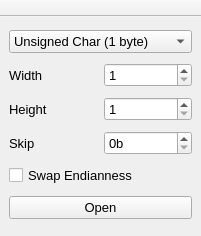
Above: UIs/nOpenRAW.ui from NeutrinoToolkit/Neutrino before the change. Below: the same form after it.
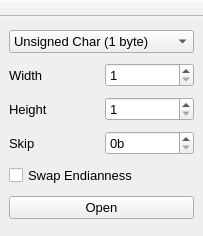
That is the form after the change.

Patch:
```diff
--- a/UIs/nOpenRAW.ui
+++ b/UIs/nOpenRAW.ui
@@ -6,7 +6,7 @@
    <rect>
     <x>0</x>
     <y>0</y>
-    <width>201</width>
+    <width>203</width>
     <height>236</height>
    </rect>
   </property>
```
Left out of the diff: 6 changed lines with no effect on the pictures.
